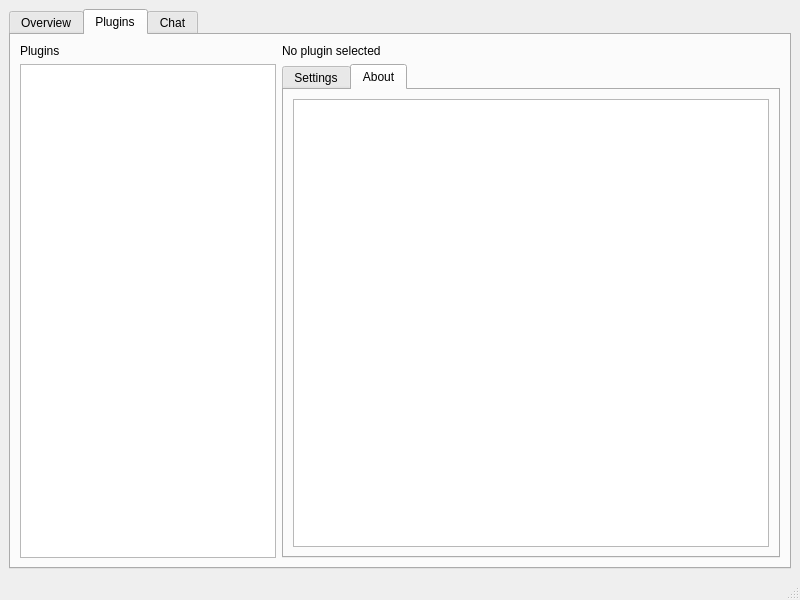
The window that src/gui/main_window.ui (theodoros1234/streaming-toolbox) describes before a commit, drawn with Qt 5.
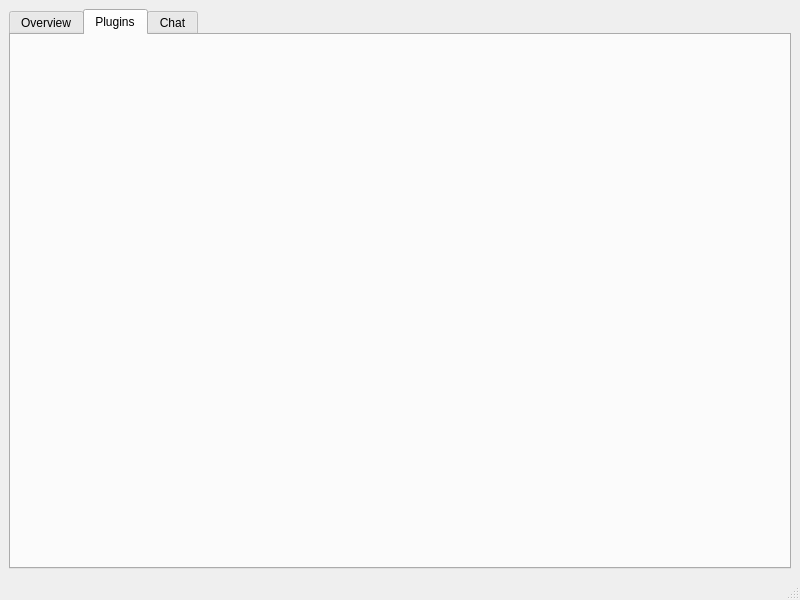
The same window after the commit. The open tabs and pages were chosen to show the change.

Commit message: Separated plugin tab into its own class, fixed plugin settings

```diff
--- a/src/gui/main_window.ui
+++ b/src/gui/main_window.ui
@@ -30,72 +30,18 @@
         <string>Plugins</string>
        </attribute>
        <layout class="QGridLayout" name="tabPluginsLayout">
-        <item row="0" column="0">
-         <widget class="QLabel" name="label">
-          <property name="text">
-           <string>Plugins</string>
-          </property>
-         </widget>
-        </item>
-        <item row="0" column="1">
-         <widget class="QLabel" name="pluginSettingsLabel">
-          <property name="text">
-           <string>No plugin selected</string>
-          </property>
-         </widget>
-        </item>
-        <item row="1" column="1">
-         <widget class="QTabWidget" name="pluginView">
-          <property name="currentIndex">
-           <number>0</number>
-          </property>
-          <widget class="QWidget" name="pluginSettingsTab">
-           <attribute name="title">
-            <string>Settings</string>
-           </attribute>
-          </widget>
-          <widget class="QWidget" name="pluginTabAbout">
-           <attribute name="title">
-            <string>About</string>
-           </attribute>
-           <layout class="QVBoxLayout" name="verticalLayout_5">
-            <item>
-             <widget class="QTextBrowser" name="pluginAboutText">
-              <property name="readOnly">
-               <bool>true</bool>
-              </property>
-              <property name="html">
-               <string>&lt;!DOCTYPE HTML PUBLIC &quot;-//W3C//DTD HTML 4.0//EN&quot; &quot;http://www.w3.org/TR/REC-html40/strict.dtd&quot;&gt;
-&lt;html&gt;&lt;head&gt;&lt;meta name=&quot;qrichtext&quot; content=&quot;1&quot; /&gt;&lt;meta charset=&quot;utf-8&quot; /&gt;&lt;style type=&quot;text/css&quot;&gt;
-p, li { white-space: pre-wrap; }
-hr { height: 1px; border-width: 0; }
-li.unchecked::marker { content: &quot;\2610&quot;; }
-li.checked::marker { content: &quot;\2612&quot;; }
-&lt;/style&gt;&lt;/head&gt;&lt;body style=&quot; font-family:'Noto Sans'; font-size:10pt; font-weight:400; font-style:normal;&quot;&gt;
-&lt;p style=&quot;-qt-paragraph-type:empty; margin-top:0px; margin-bottom:0px; margin-left:0px; margin-right:0px; -qt-block-indent:0; text-indent:0px;&quot;&gt;&lt;br /&gt;&lt;/p&gt;&lt;/body&gt;&lt;/html&gt;</string>
-              </property>
-              <property name="openExternalLinks">
-               <bool>true</bool>
-              </property>
-              <property name="openLinks">
-               <bool>true</bool>
-              </property>
-             </widget>
-            </item>
-           </layout>
-          </widget>
-         </widget>
-        </item>
-        <item row="1" column="0">
-         <widget class="QListWidget" name="pluginList">
-          <property name="sizePolicy">
-           <sizepolicy hsizetype="Maximum" vsizetype="Expanding">
-            <horstretch>0</horstretch>
-            <verstretch>0</verstretch>
-           </sizepolicy>
-          </property>
-         </widget>
-        </item>
+        <property name="leftMargin">
+         <number>0</number>
+        </property>
+        <property name="topMargin">
+         <number>0</number>
+        </property>
+        <property name="rightMargin">
+         <number>0</number>
+        </property>
+        <property name="bottomMargin">
+         <number>0</number>
+        </property>
        </layout>
       </widget>
       <widget class="QWidget" name="tabChat">
```
Left out of the diff: 15 changed lines with no effect on the pictures. The commit also changes 7 other files.
